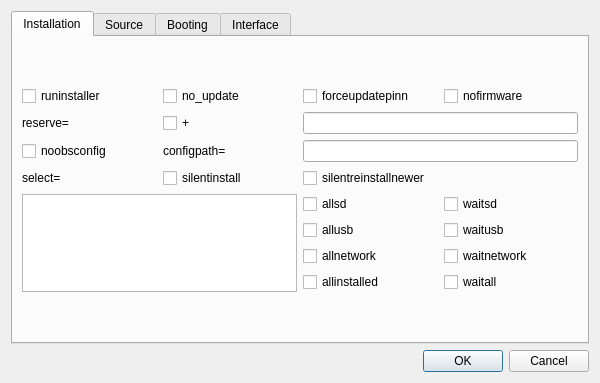
Old version of the form recovery/optionsdialog.ui in the repository procount/pinn.
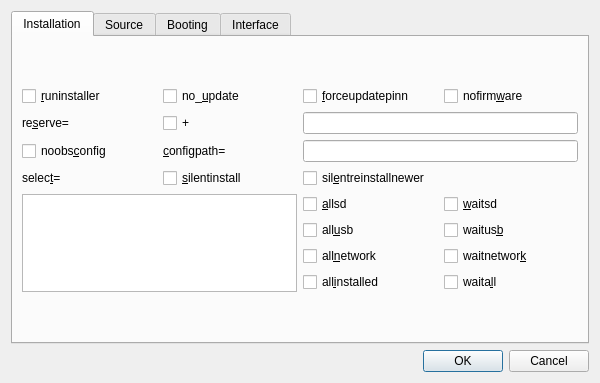
New version of the form. The open tabs and pages were chosen to show the change.

What changed in the file:
```diff
--- a/recovery/optionsdialog.ui
+++ b/recovery/optionsdialog.ui
@@ -43,7 +43,7 @@
               <string>PREVENTS any noobsconfig customisations from being applied to an OS on installation</string>
              </property>
              <property name="text">
-              <string>noobsconfig</string>
+              <string>noobs&amp;config</string>
              </property>
             </widget>
            </item>
@@ -53,7 +53,10 @@
               <string>Reserve some space on PINN's partition (MB)</string>
              </property>
              <property name="text">
-              <string>reserve=</string>
+              <string>re&amp;serve=</string>
+             </property>
+             <property name="buddy">
+              <cstring>eb_reserve_space</cstring>
              </property>
             </widget>
            </item>
@@ -63,7 +66,10 @@
               <string>Specifies a path or URL where the noobsconfig customisation files can be found (rather than being in /os/&amp;lt;distro&amp;gt;/)</string>
              </property>
              <property name="text">
-              <string>configpath=</string>
+              <string>&amp;configpath=</string>
+             </property>
+             <property name="buddy">
+              <cstring>eb_configpath</cstring>
              </property>
             </widget>
            </item>
@@ -87,7 +93,7 @@
               <string>Selecting this will erase all of your OSes</string>
              </property>
              <property name="text">
-              <string>runinstaller</string>
+              <string>&amp;runinstaller</string>
              </property>
             </widget>
            </item>
@@ -97,7 +103,7 @@
               <string>Prevents PINN from checking for self updates</string>
              </property>
              <property name="text">
-              <string>no_update</string>
+              <string>no_&amp;update</string>
              </property>
             </widget>
            </item>
@@ -107,7 +113,7 @@
               <string>Force PINN to self-update whenever a new version is detected</string>
              </property>
              <property name="text">
-              <string>forceupdatepinn</string>
+              <string>&amp;forceupdatepinn</string>
              </property>
             </widget>
            </item>
@@ -117,7 +123,7 @@
               <string>DO not update the firmware of old OSes on installation</string>
              </property>
              <property name="text">
-              <string>nofirmware</string>
+              <string>nofirm&amp;ware</string>
              </property>
             </widget>
            </item>
@@ -127,7 +133,7 @@
               <string>Selects all OSes where the most recent one is on the SD card</string>
              </property>
              <property name="text">
-              <string>allsd</string>
+              <string>&amp;allsd</string>
              </property>
             </widget>
            </item>
@@ -137,7 +143,7 @@
               <string> Selects all OSes where the most recent one is on a local USB drive</string>
              </property>
              <property name="text">
-              <string>allusb</string>
+              <string>all&amp;usb</string>
              </property>
             </widget>
            </item>
@@ -147,7 +153,7 @@
               <string>Selects all OSes where the most recent one is on remote repositories.</string>
              </property>
              <property name="text">
-              <string>allnetwork</string>
+              <string>all&amp;network</string>
              </property>
             </widget>
            </item>
@@ -157,7 +163,7 @@
               <string>Ensures all installed OSes are selected again.</string>
              </property>
              <property name="text">
-              <string>allinstalled</string>
+              <string>all&amp;installed</string>
              </property>
             </widget>
            </item>
@@ -167,7 +173,7 @@
               <string>Waits for all OSes on the SD card to be listed</string>
              </property>
              <property name="text">
-              <string>waitsd</string>
+              <string>&amp;waitsd</string>
              </property>
             </widget>
            </item>
@@ -177,7 +183,7 @@
               <string> Waits for all OSes on local USBs to be listed</string>
              </property>
              <property name="text">
-              <string>waitusb</string>
+              <string>waitus&amp;b</string>
              </property>
             </widget>
            </item>
@@ -187,7 +193,7 @@
               <string>Waits for all OS lists to be downloaded from the internet before checking the list of OSes</string>
              </property>
              <property name="text">
-              <string>waitnetwork</string>
+              <string>waitnetwor&amp;k</string>
              </property>
             </widget>
            </item>
@@ -197,7 +203,7 @@
               <string> Waits for OSes from all sources to be listed</string>
              </property>
              <property name="text">
-              <string>waitall</string>
+              <string>waita&amp;ll</string>
              </property>
             </widget>
            </item>
@@ -224,7 +230,7 @@
               <string>Automatically reinstalls any selected OSes if newer versions exist</string>
              </property>
              <property name="text">
-              <string>silentreinstallnewer</string>
+              <string>sil&amp;entreinstallnewer</string>
              </property>
             </widget>
            </item>
@@ -234,14 +240,17 @@
               <string>Allows a single or multiple OSes to be installed automatically, useful during headless installs. </string>
              </property>
              <property name="text">
-              <string>silentinstall</string>
+              <string>&amp;silentinstall</string>
              </property>
             </widget>
            </item>
            <item row="6" column="0">
             <widget class="QLabel" name="label">
              <property name="text">
-              <string>select=</string>
+              <string>selec&amp;t=</string>
+             </property>
+             <property name="buddy">
+              <cstring>lv_select</cstring>
              </property>
             </widget>
            </item>
```
Left out of the diff: 79 changed lines with no effect on the pictures.
